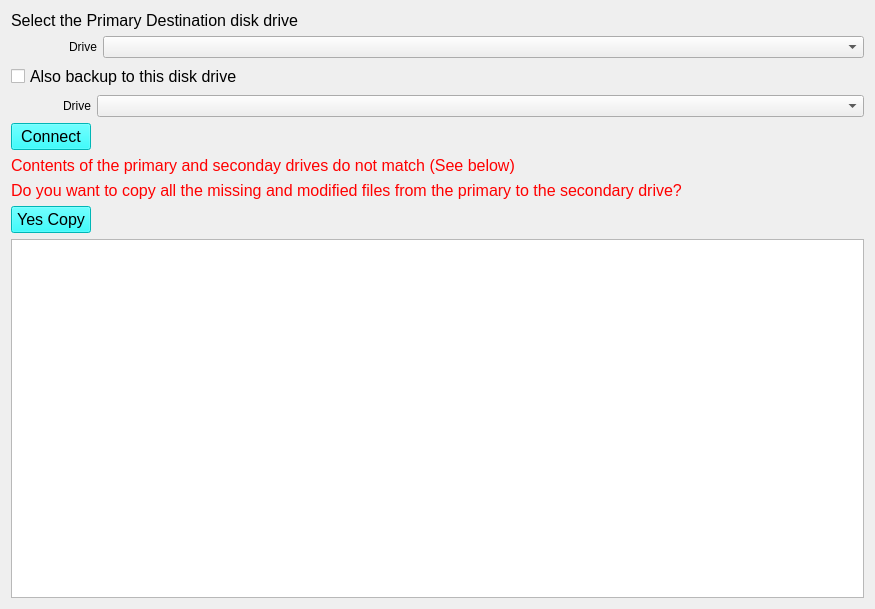
Before: the Qt Designer form src/resources/disk_drives.ui in open-AIMS/reefscan_desktop_data_manager, drawn with Qt 5.
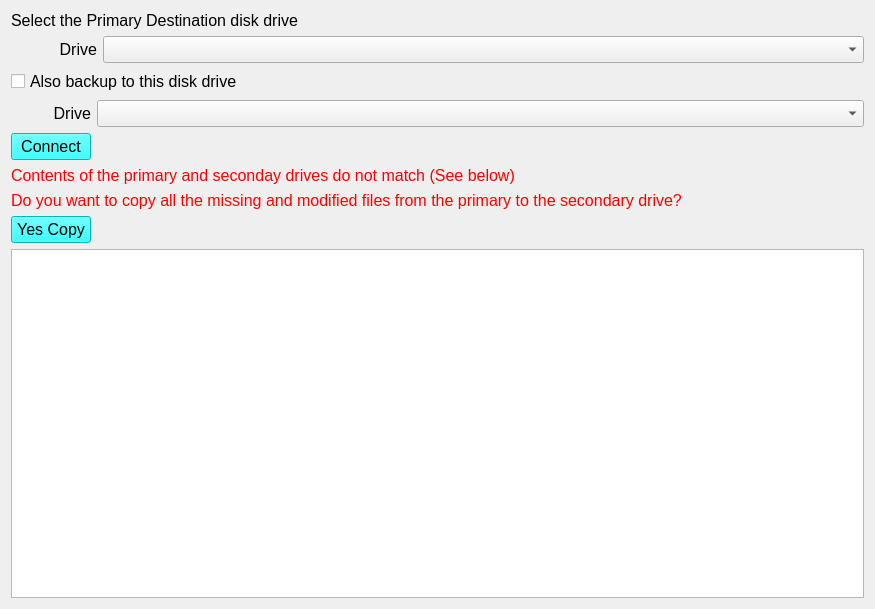
After: the same form once the commit is applied.

Patch:
```diff
--- a/src/resources/disk_drives.ui
+++ b/src/resources/disk_drives.ui
@@ -37,6 +37,11 @@
    </item>
    <item row="3" column="0">
     <widget class="QLabel" name="label_3">
+     <property name="font">
+      <font>
+       <pointsize>12</pointsize>
+      </font>
+     </property>
      <property name="text">
       <string>Drive</string>
      </property>
@@ -46,7 +51,13 @@
     </widget>
    </item>
    <item row="3" column="1" colspan="2">
-    <widget class="QComboBox" name="secondDriveComboBox"/>
+    <widget class="QComboBox" name="secondDriveComboBox">
+     <property name="font">
+      <font>
+       <pointsize>12</pointsize>
+      </font>
+     </property>
+    </widget>
    </item>
    <item row="4" column="0">
     <widget class="QPushButton" name="connectButton">
@@ -104,10 +115,20 @@
        <verstretch>0</verstretch>
       </sizepolicy>
      </property>
+     <property name="font">
+      <font>
+       <pointsize>12</pointsize>
+      </font>
+     </property>
     </widget>
    </item>
    <item row="1" column="0" colspan="2">
     <widget class="QLabel" name="label_5">
+     <property name="font">
+      <font>
+       <pointsize>12</pointsize>
+      </font>
+     </property>
      <property name="text">
       <string>Drive</string>
      </property>
```
